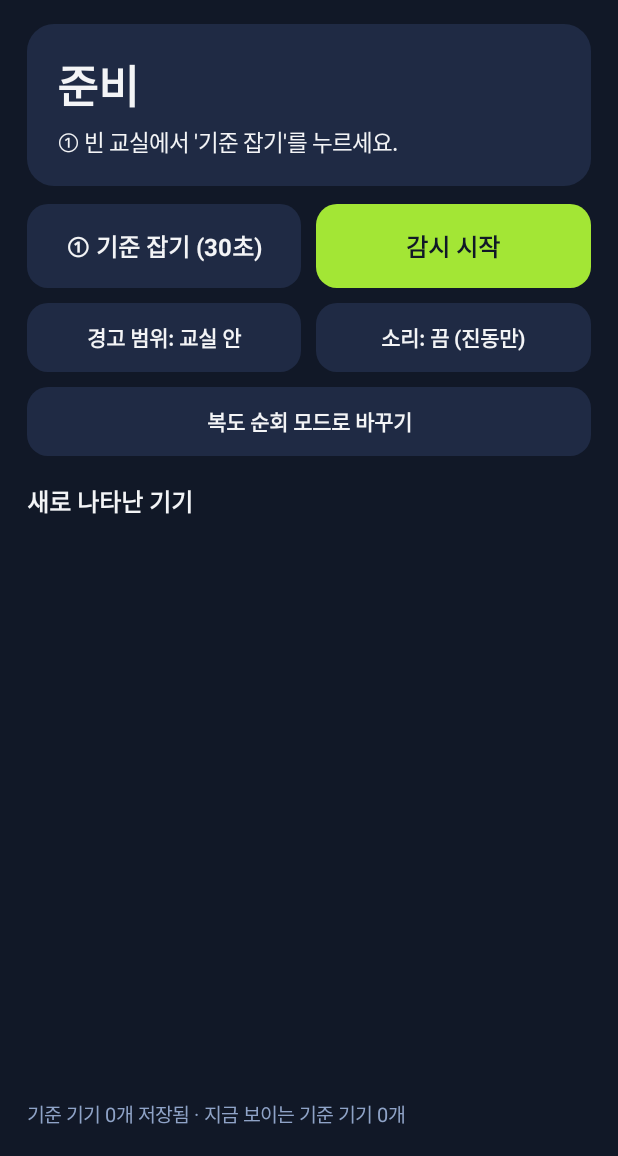
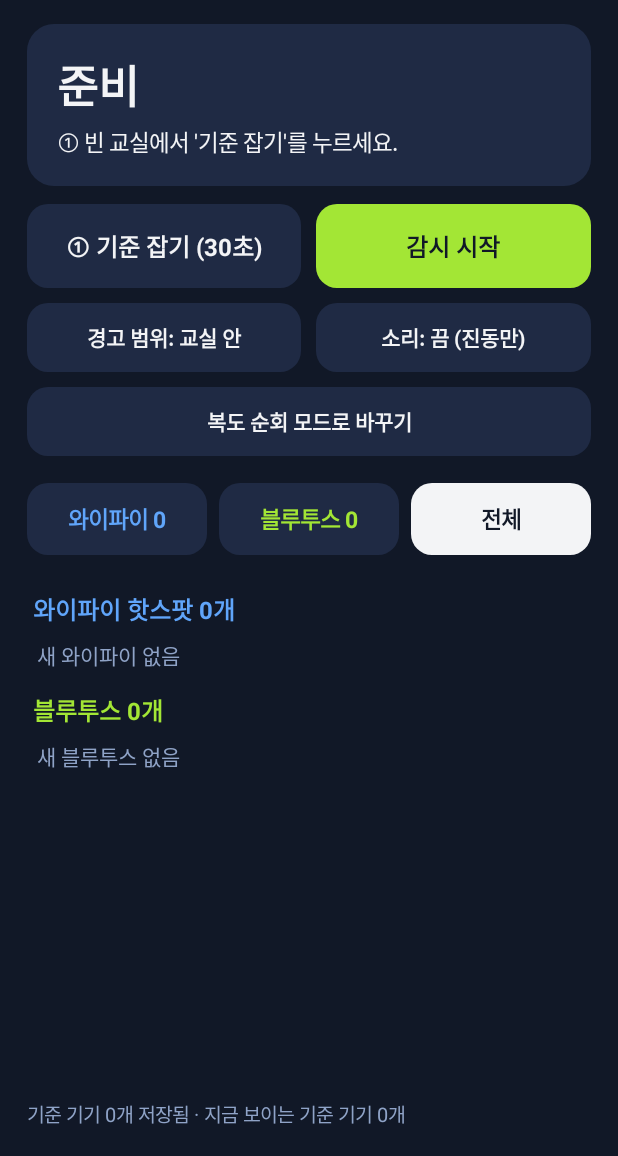
Before and after one commit to jaenamking1-collab/jjk, an Android app: the screen it shows after launch (MainActivity), on a phone screen of 412 x 824 dp, the part 80-1236 px from its top. Run offline under Robolectric (Android 15) with nearby library versions, the phone set to English and light mode, and no system bars.

Commit message:
시험감독 레이더 0.3: 와이파이·블루투스 탭으로 나눠 보기
Co-Authored-By: Claude Opus 5.5 <noreply@anthropic.com>
Claude-Session: https://claude.ai/code/session_01VxQgj5WTucrYaLb53EXKic

```diff
--- a/exam-radar/app/build.gradle
+++ b/exam-radar/app/build.gradle
@@ -7,8 +7,8 @@ android {
         applicationId 'kr.jjk.examradar'
         minSdk 26
         targetSdk 35
-        versionCode 2
-        versionName '0.2-beta'
+        versionCode 3
+        versionName '0.3-beta'
     }
     signingConfigs {
         release {
--- a/exam-radar/app/src/main/java/kr/jjk/examradar/MainActivity.java
+++ b/exam-radar/app/src/main/java/kr/jjk/examradar/MainActivity.java
@@ -113,6 +113,8 @@ public class MainActivity extends Activity {
     Button btnBase, btnWatch, btnRange, btnSound, btnAck, btnPatrol;
     LinearLayout patrolBox;
     TextView roomText, topText;
+    Button tabWifi, tabBle, tabAll;
+    int tab = 0; // 0 전체(두 칸으로 나눔), 1 와이파이만, 2 블루투스만
 
     // ───────────────────────── 생명주기 ─────────────────────────
 
@@ -672,17 +674,36 @@ public class MainActivity extends Activity {
         tip.setVisibility(t.isEmpty() ? View.GONE : View.VISIBLE);
 
         list.removeAllViews();
-        if (mode == MODE_WATCH && alerts.isEmpty()) {
-            list.addView(label("새 기기가 나타나면 여기에 뜹니다.", 15, DIM, false));
+        List<Dev> wl = new ArrayList<>(), bl = new ArrayList<>();
+        for (Dev d : shown) (d.wifi ? wl : bl).add(d);
+        tabWifi.setText("와이파이 " + wl.size());
+        tabBle.setText("블루투스 " + bl.size());
+        styleBtn(tabWifi, tab == 1 ? SKY : NAVY2, tab == 1 ? NAVY : SKY);
+        styleBtn(tabBle, tab == 2 ? LIME : NAVY2, tab == 2 ? NAVY : LIME);
+        styleBtn(tabAll, tab == 0 ? WHITE : NAVY2, tab == 0 ? NAVY : WHITE);
+        if (tab != 2) {
+            if (tab == 0) list.addView(section("와이파이 핫스팟 " + wl.size() + "개", SKY));
+            if (wl.isEmpty()) list.addView(label("  새 와이파이 없음", 14, DIM, false));
+            for (Dev d : wl) list.addView(row(d, now, gCount.get(groupKey(d))));
         }
-        for (Dev d : shown) list.addView(row(d, now, gCount.get(groupKey(d))));
-        if (hidden > 0 || showUnknown) {
+        if (tab != 1) {
+            if (tab == 0) list.addView(section("블루투스 " + bl.size() + "개", LIME));
+            if (bl.isEmpty()) list.addView(label("  새 블루투스 없음", 14, DIM, false));
+            for (Dev d : bl) list.addView(row(d, now, gCount.get(groupKey(d))));
+        }
+        if (tab != 1 && (hidden > 0 || showUnknown)) {
             TextView hv = label(showUnknown ? "이름 없는 신호까지 모두 보는 중 (눌러서 다시 숨기기)"
                     : "이름·제조사를 알 수 없는 블루투스 신호 " + hidden + "개는 숨겼습니다 (눌러서 보기)", 14, SKY, true);
             hv.setPadding(dp(4), dp(10), dp(4), dp(10));
             hv.setOnClickListener(v -> { showUnknown = !showUnknown; render(System.currentTimeMillis()); });
             list.addView(hv);
         }
+    }
+
+    View section(String title, int color) {
+        TextView t = label(title, 16, color, true);
+        t.setPadding(dp(4), dp(14), 0, dp(8));
+        return t;
     }
 
     View row(Dev d, long now, int count) {
@@ -903,9 +924,21 @@ public class MainActivity extends Activity {
         tlp.topMargin = dp(12);
         main.addView(tip, tlp);
 
-        TextView lh = label("새로 나타난 기기", 16, WHITE, true);
-        lh.setPadding(0, dp(18), 0, dp(8));
-        main.addView(lh);
+        // 목록 탭: 와이파이 / 블루투스 / 전체
+        LinearLayout tabs = hrow(dp(18));
+        tabWifi = btn("", NAVY2, WHITE);
+        tabBle = btn("", NAVY2, WHITE);
+        tabAll = btn("전체", NAVY2, WHITE);
+        for (Button tb : new Button[]{tabWifi, tabBle, tabAll}) tb.setTextSize(15);
+        tabWifi.setOnClickListener(v -> { tab = 1; render(System.currentTimeMillis()); });
+        tabBle.setOnClickListener(v -> { tab = 2; render(System.currentTimeMillis()); });
+        tabAll.setOnClickListener(v -> { tab = 0; render(System.currentTimeMillis()); });
+        tabs.addView(tabWifi, weighted(dp(48), 0));
+        tabs.addView(tabBle, weighted(dp(48), dp(8)));
+        tabs.addView(tabAll, weighted(dp(48), dp(8)));
+        main.addView(tabs);
+        View gapV = new View(this);
+        main.addView(gapV, new LinearLayout.LayoutParams(1, dp(10)));
         ScrollView sv = new ScrollView(this);
         list = new LinearLayout(this);
         list.setOrientation(LinearLayout.VERTICAL);
```
Also changed, not shown: 1 other file.
